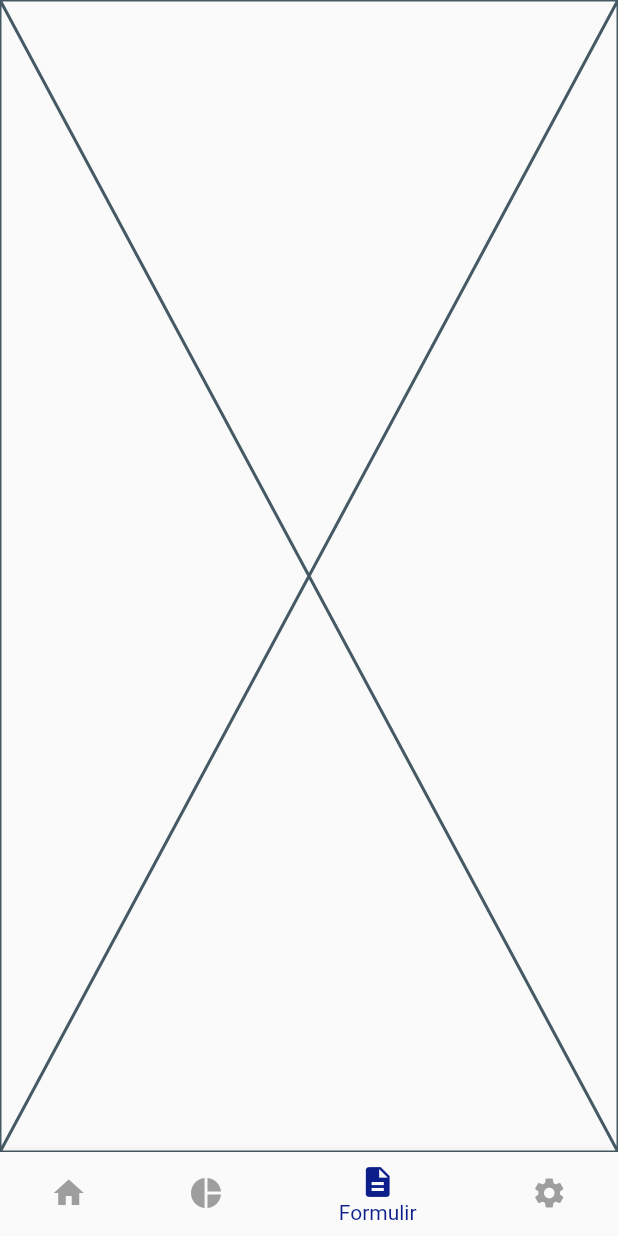
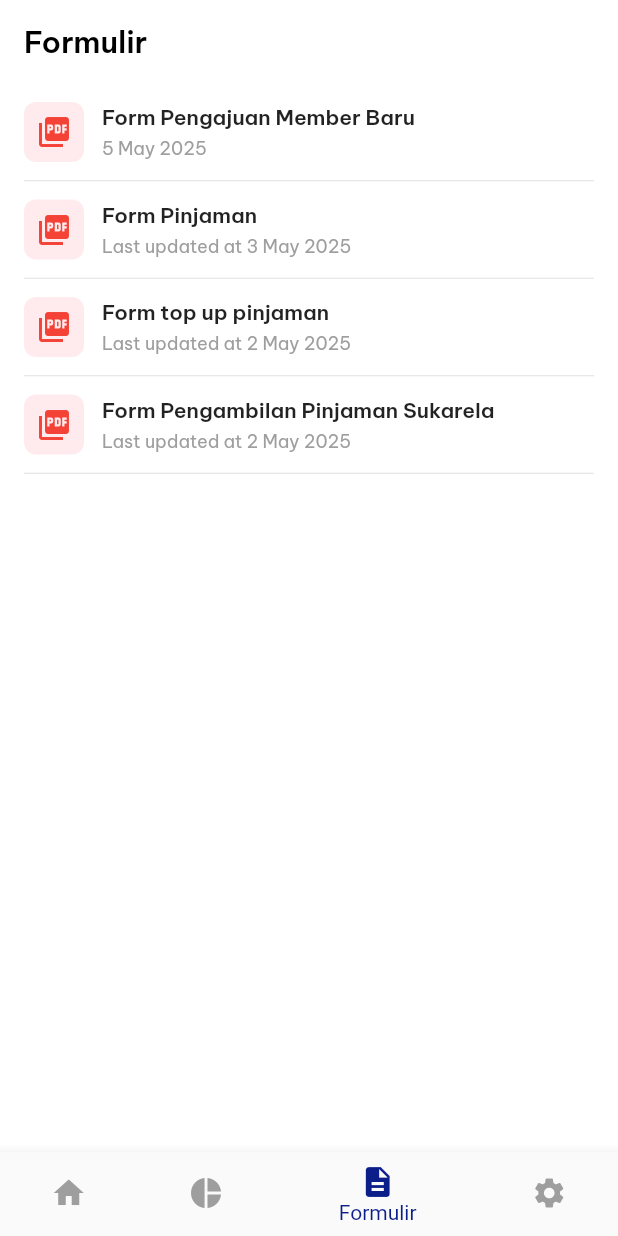
Before and after one commit to nnnbennn3-ops/loginscreenkoperasi, a Flutter app: the MainShell screen opened directly, item 3 of the bottom bar chosen, on a phone screen of 412 x 824 dp. Run offline on Flutter 3.47's test engine with Material 3 defaults, Android fonts, the phone set to English and light mode, and no system bars; our stand-ins replace google_fonts.

Commit message:
lanjut apdet

```diff
--- /dev/null
+++ b/lib/formulir_screen.dart
@@ -0,0 +1,113 @@
+import 'package:flutter/material.dart';
+import 'package:google_fonts/google_fonts.dart';
+
+class FormulirScreen extends StatelessWidget {
+  const FormulirScreen({super.key});
+
+  @override
+  Widget build(BuildContext context) {
+    return Scaffold(
+      backgroundColor: Colors.white,
+      appBar: AppBar(
+        title: Text(
+          'Formulir',
+          style: GoogleFonts.beVietnamPro(
+            fontSize: 20,
+            fontWeight: FontWeight.w600,
+          ),
+        ),
+        backgroundColor: Colors.white,
+        foregroundColor: Colors.black,
+        elevation: 0,
+      ),
+      body: ListView(
+        children: const [
+          _FormItem(
+            title: 'Form Pengajuan Member Baru',
+            subtitle: '5 May 2025',
+          ),
+          _FormItem(
+            title: 'Form Pinjaman',
+            subtitle: 'Last updated at 3 May 2025',
+          ),
+          _FormItem(
+            title: 'Form top up pinjaman',
+            subtitle: 'Last updated at 2 May 2025',
+          ),
+          _FormItem(
+            title: 'Form Pengambilan Pinjaman Sukarela',
+            subtitle: 'Last updated at 2 May 2025',
+          ),
+        ],
+      ),
+    );
+  }
+}
+
+class _FormItem extends StatelessWidget {
+  final String title;
+  final String subtitle;
+
+  const _FormItem({
+    required this.title,
+    required this.subtitle,
+  });
+
+  @override
+  Widget build(BuildContext context) {
+    return InkWell(
+      onTap: () {
+        // INI BUAT PDF / APInya
+      },
+      child: Padding(
+        padding: const EdgeInsets.symmetric(horizontal: 16),
+        child: Column(
+          children: [
+            const SizedBox(height: 12),
+            Row(
+              children: [
+                Container(
+                  width: 40,
+                  height: 40,
+                  decoration: BoxDecoration(
+                    color: Colors.red.shade50,
+                    borderRadius: BorderRadius.circular(8),
+                  ),
+                  child: const Icon(
+                    Icons.picture_as_pdf,
+                    color: Colors.red,
+                  ),
+                ),
+                const SizedBox(width: 12),
+                Expanded(
+                  child: Column(
+                    crossAxisAlignment: CrossAxisAlignment.start,
+                    children: [
+                      Text(
+                        title,
+                        style: GoogleFonts.beVietnamPro(
+                          fontSize: 14,
+                          fontWeight: FontWeight.w600,
+                        ),
+                      ),
+                      const SizedBox(height: 4),
+                      Text(
+                        subtitle,
+                        style: GoogleFonts.beVietnamPro(
+                          fontSize: 12,
+                          color: Colors.grey,
+                        ),
+                      ),
+                    ],
+                  ),
+                ),
+              ],
+            ),
+            const SizedBox(height: 12),
+            const Divider(height: 1),
+          ],
+        ),
+      ),
+    );
+  }
+}
--- a/lib/login_screen.dart
+++ b/lib/login_screen.dart
@@ -1,6 +1,6 @@
 // ignore_for_file: use_build_context_synchronously
 import 'package:flutter/material.dart';
-import 'home_screen.dart';
+//import 'home_screen.dart';
 import 'register_screen.dart';
 import 'main_shell.dart';
 import 'package:google_fonts/google_fonts.dart';
--- a/lib/main_shell.dart
+++ b/lib/main_shell.dart
@@ -1,6 +1,7 @@
 import 'package:flutter/material.dart';
 import 'home_screen.dart';
 import 'portofolio.dart';
+import 'formulir_screen.dart';
 
 class MainShell extends StatefulWidget {
   const MainShell({super.key});
@@ -15,7 +16,7 @@ class _MainShellState extends State<MainShell> {
   final pages = const [
     HomeScreen(),
     PortofolioScreen(),
-    Placeholder(), // Formulir
+    FormulirScreen(), // Formulir
     Placeholder(), // Pengaturan
   ];
 
--- a/lib/simulasi_pinjaman_page.dart
+++ b/lib/simulasi_pinjaman_page.dart
@@ -67,7 +67,7 @@ class _SimulasiPinjamanPageState extends State<SimulasiPinjamanPage> {
       height: 300,
       child: Container(
         width: double.infinity,
-        padding: const EdgeInsets.fromLTRB(20, 56, 20, 24),
+        padding: const EdgeInsets.fromLTRB(8, 56, 20, 24),
         decoration: const BoxDecoration(
           gradient: LinearGradient(
             begin: Alignment.topCenter,
```
Also changed, not shown: lib/pinjaman_detail_screen.dart (+11 -37 lines), lib/portofolio.dart (+27 -1 lines).
